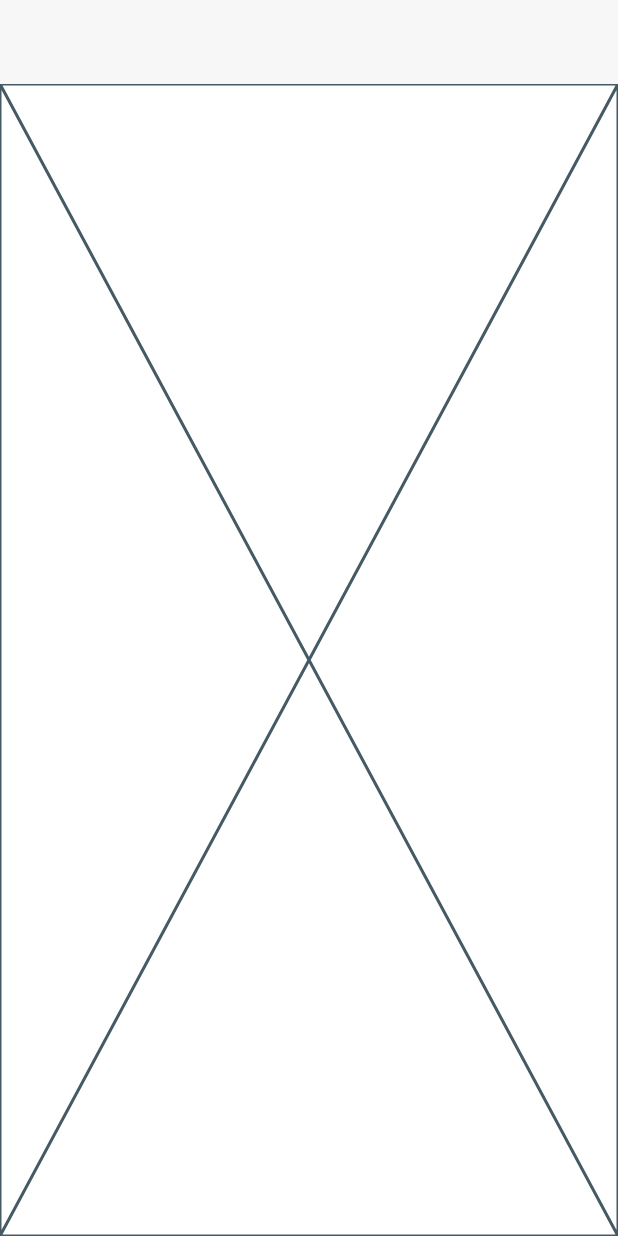
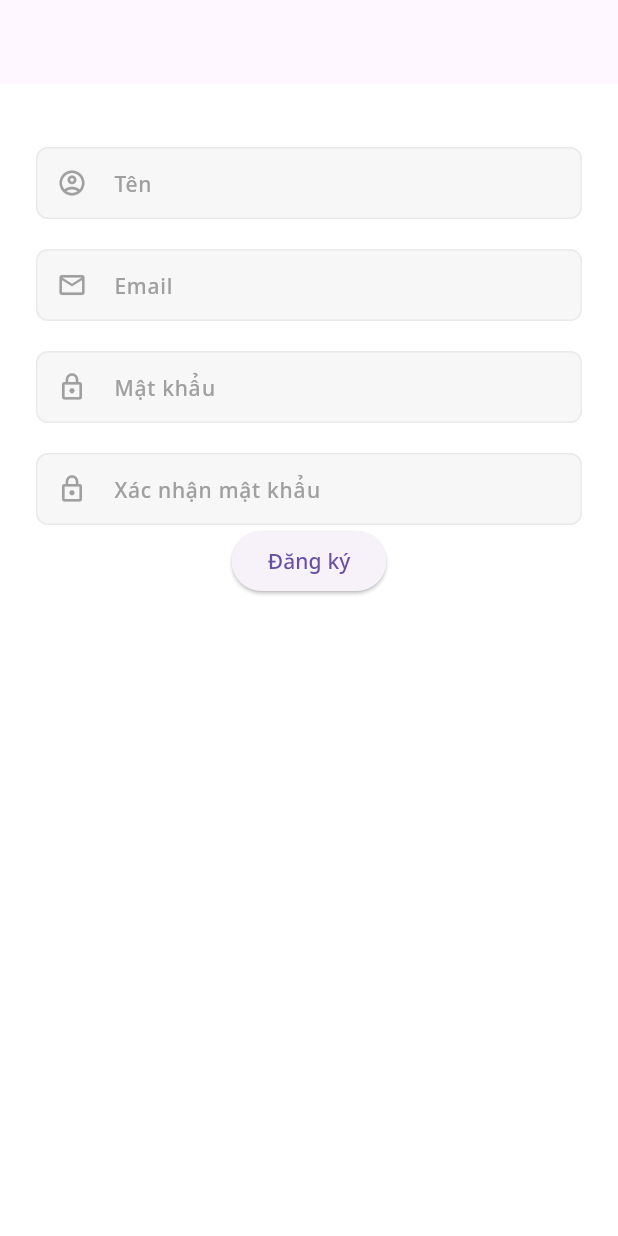
Before and after one commit to viethantrinh/go_linguage_client_app, a Flutter app: the screen it shows after launch, on a phone screen of 412 x 824 dp. Run offline on Flutter 3.47's test engine with Material 3 defaults, Android fonts, the light colour scheme and no system bars; our stand-ins replace google_fonts.

Commit message:
set up sign up form field

```diff
--- /dev/null
+++ b/lib/core/theme/app_input_decoration_theme.dart
@@ -0,0 +1,25 @@
+import 'package:flutter/material.dart';
+import 'package:go_linguage/core/theme/app_color.dart';
+import 'package:google_fonts/google_fonts.dart';
+
+class AppInputDecorationTheme {
+  static OutlineInputBorder _border([Color color = AppColor.line]) =>
+      OutlineInputBorder(
+        borderRadius: BorderRadius.circular(8),
+        borderSide: BorderSide(color: color, width: 1),
+      );
+
+  static final InputDecorationTheme inputDecorationTheme = InputDecorationTheme(
+    filled: true,
+    fillColor: AppColor.surface,
+    contentPadding: const EdgeInsets.symmetric(vertical: 12),
+    enabledBorder: _border(),
+    focusedBorder: _border(AppColor.secondary2),
+    hintStyle: GoogleFonts.notoSans(
+      color: AppColor.secondary2,
+      height: 1,
+      fontSize: 14,
+      fontWeight: FontWeight.w500,
+    ),
+  );
+}
--- a/lib/core/theme/app_theme.dart
+++ b/lib/core/theme/app_theme.dart
@@ -1,21 +1,14 @@
 import 'package:flutter/material.dart';
 import 'package:go_linguage/core/theme/app_color.dart';
+import 'package:go_linguage/core/theme/app_input_decoration_theme.dart';
 import 'package:go_linguage/core/theme/app_typography.dart';
 
 class AppTheme {
-  static final ThemeData lightTheme = ThemeData(
+  static final ThemeData themeLightData = ThemeData(
+    useMaterial3: true,
     textTheme: AppTypography.textTheme,
-    colorScheme: ColorScheme(
-      brightness: Brightness.light,
-      primary: AppColor.primary500,
-      onPrimary: AppColor.white,
-      secondary: AppColor.secondary,
-      onSecondary: AppColor.white,
-      error: AppColor.critical,
-      onError: AppColor.white,
-      surface: AppColor.surface,
-      onSurface: AppColor.onSurface,
-    ),
+    primaryTextTheme: AppTypography.textTheme,
     scaffoldBackgroundColor: AppColor.white,
+    inputDecorationTheme: AppInputDecorationTheme.inputDecorationTheme,
   );
 }
--- /dev/null
+++ b/lib/features/auth/presentation/pages/on_board_page.dart
@@ -0,0 +1,10 @@
+import 'package:flutter/material.dart';
+
+class OnBoardPage extends StatelessWidget {
+  const OnBoardPage({super.key});
+
+  @override
+  Widget build(BuildContext context) {
+    return const Placeholder();
+  }
+}
--- /dev/null
+++ b/lib/features/auth/presentation/pages/sign_up_page.dart
@@ -0,0 +1,40 @@
+import 'package:flutter/material.dart';
+import 'package:go_linguage/features/auth/presentation/widgets/auth_field.dart';
+
+class SignUpPage extends StatefulWidget {
+  const SignUpPage({super.key});
+
+  @override
+  State<SignUpPage> createState() => _SignUpPageState();
+}
+
+class _SignUpPageState extends State<SignUpPage> {
+  @override
+  Widget build(BuildContext context) {
+    return Scaffold(
+      body: Padding(
+        padding: const EdgeInsets.symmetric(horizontal: 24),
+        child: Column(
+          children: [
+            const SizedBox(height: 42),
+            AuthField(
+              hintText: 'Tên',
+              prefixIcon: Icons.account_circle_outlined,
+            ),
+            const SizedBox(height: 20),
+            AuthField(hintText: 'Email', prefixIcon: Icons.email_outlined),
+            const SizedBox(height: 20),
+            AuthField(hintText: 'Mật khẩu', prefixIcon: Icons.lock_outline),
+            const SizedBox(height: 20),
+            AuthField(
+              hintText: 'Xác nhận mật khẩu',
+              prefixIcon: Icons.lock_outline,
+            ),
+            ElevatedButton(onPressed: () {}, child: Text('Đăng ký')),
+            RichText(text: TextSpan(text: 'ngu', children: [])),
+          ],
+        ),
+      ),
+    );
+  }
+}
--- /dev/null
+++ b/lib/features/auth/presentation/widgets/auth_field.dart
@@ -0,0 +1,23 @@
+import 'package:flutter/material.dart';
+import 'package:go_linguage/core/theme/app_color.dart';
+
+class AuthField extends StatelessWidget {
+  const AuthField({
+    super.key,
+    required this.hintText,
+    required this.prefixIcon,
+  });
+
+  final String hintText;
+  final IconData prefixIcon;
+
+  @override
+  Widget build(BuildContext context) {
+    return TextFormField(
+      decoration: InputDecoration(
+        hintText: hintText,
+        prefixIcon: Icon(prefixIcon, color: AppColor.secondary2, size: 20),
+      ),
+    );
+  }
+}
--- a/lib/main.dart
+++ b/lib/main.dart
@@ -1,5 +1,6 @@
 import 'package:flutter/material.dart';
 import 'package:go_linguage/core/theme/app_theme.dart';
+import 'package:go_linguage/features/auth/presentation/pages/sign_up_page.dart';
 
 void main() {
   runApp(MyApp());
@@ -12,8 +13,8 @@ class MyApp extends StatelessWidget {
   Widget build(BuildContext context) {
     return MaterialApp(
       debugShowCheckedModeBanner: false,
-      theme: AppTheme.lightTheme,
-      home: Scaffold(appBar: AppBar(), body: Placeholder()),
+      theme: AppTheme.themeLightData,
+      home: Scaffold(appBar: AppBar(), body: SignUpPage()),
     );
   }
 }
```
Also changed, not shown: pubspec.yaml (+0 -15 lines).
